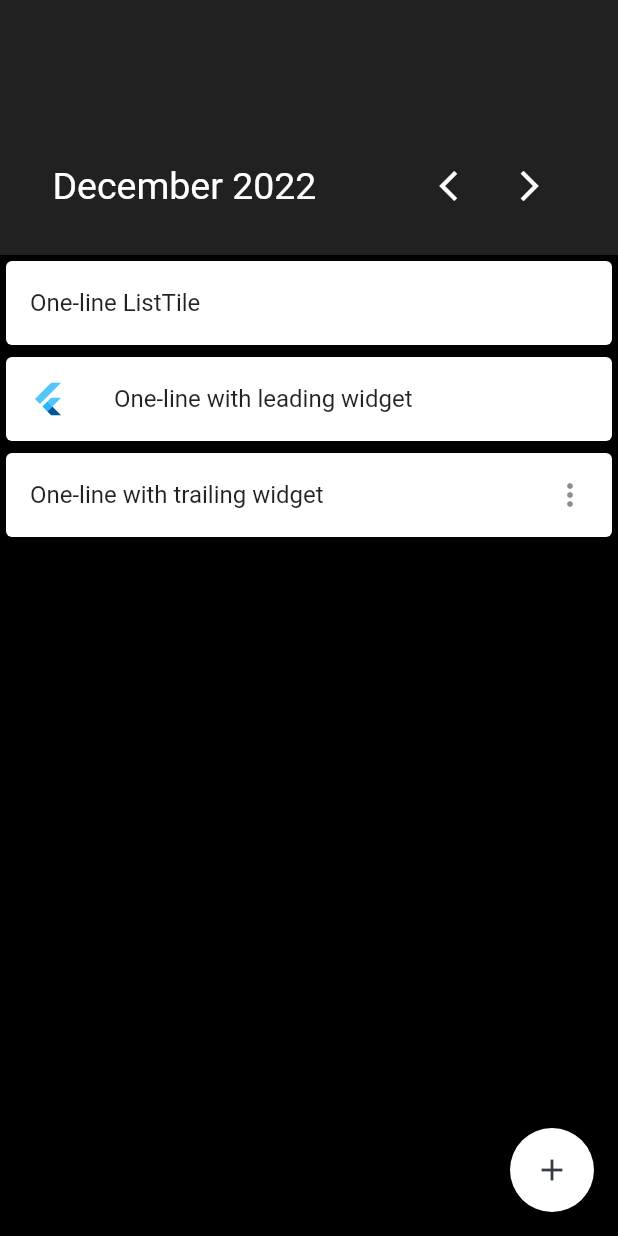
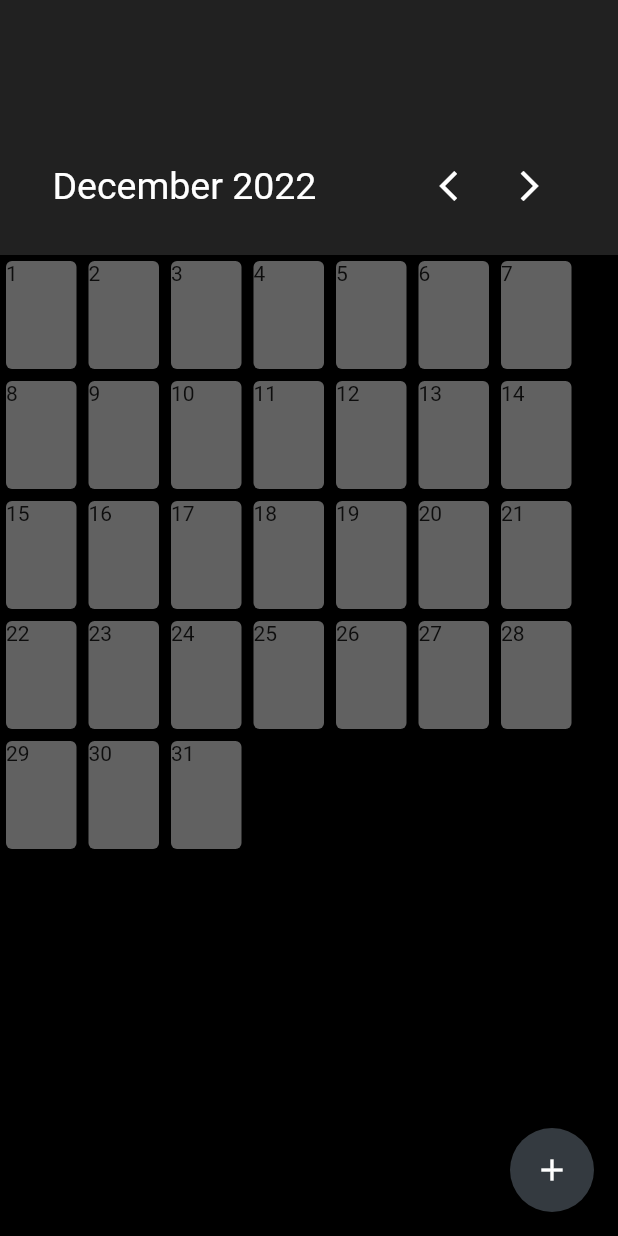
Before and after one commit to angelinetanvy/mycal, a Flutter app: the screen it shows after launch, after a tap on the "arrow back ios" icon, on a phone screen of 412 x 824 dp. Run offline on Flutter 3.47's test engine with Material 2 defaults, Android fonts, the phone set to English and light mode, and no system bars; our stand-ins replace flutter_datetime_picker, universal_io.

Commit message:
month days working

```diff
--- a/lib/month.dart
+++ b/lib/month.dart
@@ -15,15 +15,35 @@ class MonthPage extends StatefulWidget {
 
 class _MonthPage extends State<MonthPage> {
     DateTime currDate = DateTime.now();
+    List<Widget> tiles = [];
+
+    @override
+    void initState(){
+        super.initState();
+        createTiles();
+    }
+
+    void createTiles(){
+        setState((){
+            tiles = [];
+            DateTime thisMonth =  currDate.subtract(Duration(days:currDate.day));
+            for (var i=1;i<=DateTime(currDate.year, currDate.month + 1, 0).day;i++){
+                thisMonth = thisMonth.add(Duration(days:1));
+                tiles.add(tile(i,thisMonth));
+            }
+        });
+    }
 
     void nextMonth() {
         var daysMonth = DateTime(currDate.year, currDate.month + 1, 0).day - currDate.day + 1;
-        setState((){ currDate = currDate.add(Duration(days:daysMonth));});
+        setState((){currDate = currDate.add(Duration(days:daysMonth));});
+        createTiles();
     }
 
     void previousMonth() {
         var daysMonth = DateTime(currDate.year, currDate.month, 0).day + currDate.day - 1;
         setState((){currDate = currDate.subtract(Duration(days:daysMonth));});
+        createTiles();
     }
 
   Future<List> getEvents() async{
@@ -80,27 +100,30 @@ class _MonthPage extends State<MonthPage> {
     );
   }
 
-  Widget grid = SizedBox(
-    height:300,
-    child:ListView(
-      children: const <Widget>[
-        Card(child: ListTile(title: Text('One-line ListTile'))),
-        Card(
-          child: ListTile(
-            leading: FlutterLogo(),
-            title: Text('One-line with leading widget'),
-          ),
-        ),
-        Card(
-          child: ListTile(
-            title: Text('One-line with trailing widget'),
-            trailing: Icon(Icons.more_vert),
-          ),
-        ),
+    Widget tile(int no, DateTime date) {
+        return GestureDetector(
+            onTap: () {
+                print(date);
+            },
+            child: Container(
+                    width:55,
+                    height:80,
+                    child:Card(
+                    color: Colors.grey[700],
+                    child:Text(no.toString()),
+                )
+            ),
+        );
+    }
 
-      ],
-    )
-  );
+  Widget row(List<Widget> rowTiles) {
+    return Container(
+        height:80,
+        child:Row(
+            children:rowTiles
+        )
+    );
+  }
 
   @override
   Widget build(BuildContext context) {
@@ -109,18 +132,26 @@ class _MonthPage extends State<MonthPage> {
         body: Column(
             children:[
                 titleSection(),
-                grid
+                Column(
+                    children:[
+                        row(tiles.sublist(0,7)),
+                        row(tiles.sublist(7,14)),
+                        row(tiles.sublist(14,21)),
+                        row(tiles.sublist(21,28)),
+                        row(tiles.sublist(28))
+                    ]
+                )
             ]
         ),
         floatingActionButton: FloatingActionButton(
-            backgroundColor: Colors.white,
+            backgroundColor: Color(0xFF343A40),
             onPressed: () {
                 showDialog(
                     context: context,
                     builder: (BuildContext context) => NewEventPage(),
                 );
             },
-            child: const Icon(Icons.add, color:Color(0xFF343A40)),
+            child: const Icon(Icons.add, color:Colors.white),
         ),
     );
   }
```
